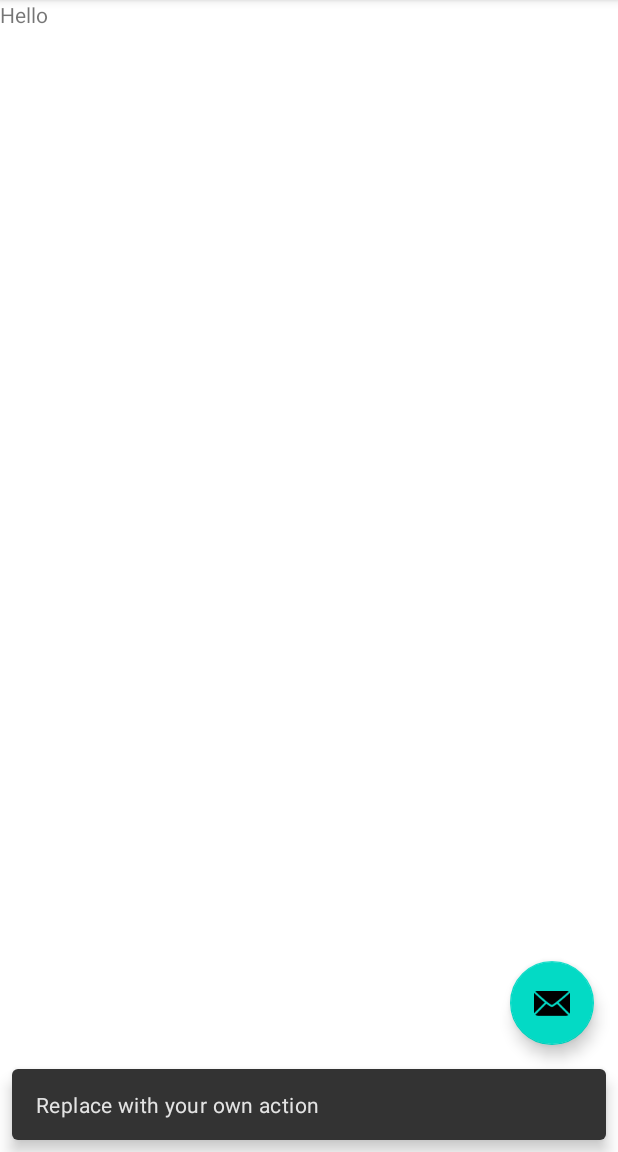
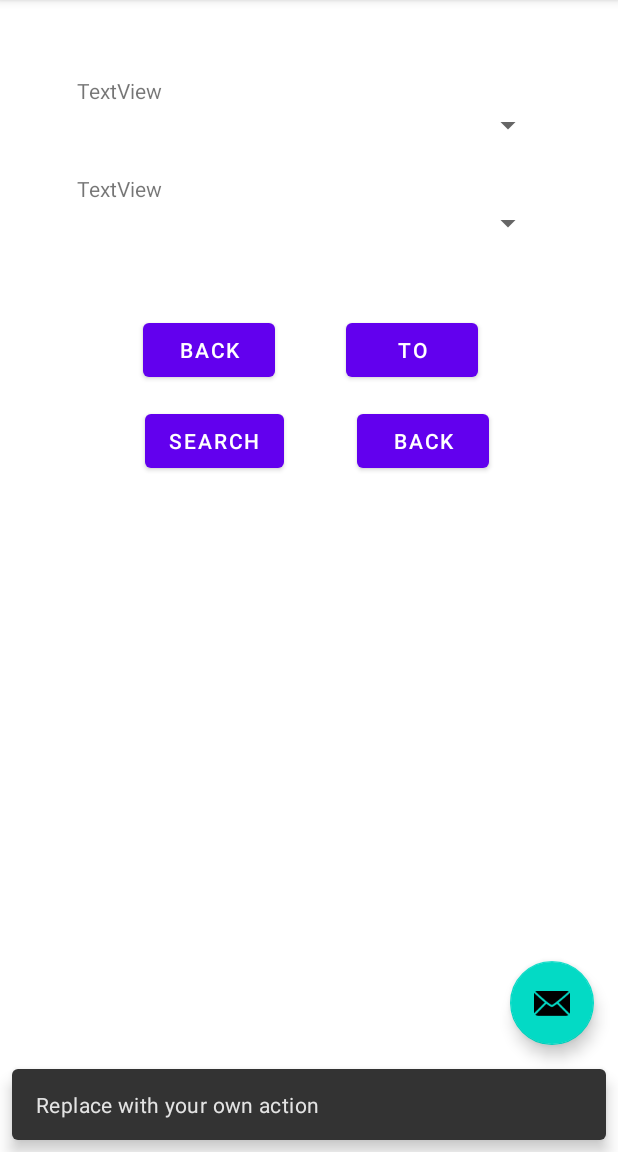
Before and after one commit to Kenton1989/ScanIn, an Android app: the HistoryFragment screen opened through its navigation route, after a tap on an icon or button, on a phone screen of 412 x 824 dp, the part 84-1236 px from its top. Run offline under Robolectric (Android 15) with nearby library versions, the phone set to English and light mode, and no system bars.

Commit message:
added history page

```diff
--- a/android_john/app/src/main/res/layout/history_fragment.xml
+++ b/android_john/app/src/main/res/layout/history_fragment.xml
@@ -1,13 +1,133 @@
 <?xml version="1.0" encoding="utf-8"?>
-<FrameLayout xmlns:android="http://schemas.android.com/apk/res/android"
+<LinearLayout xmlns:android="http://schemas.android.com/apk/res/android"
+    xmlns:app="http://schemas.android.com/apk/res-auto"
     xmlns:tools="http://schemas.android.com/tools"
     android:layout_width="match_parent"
     android:layout_height="match_parent"
+    android:orientation="vertical"
     tools:context=".ui.admin.HistoryFragment">
 
-    <TextView
+    <androidx.constraintlayout.widget.ConstraintLayout
         android:layout_width="match_parent"
-        android:layout_height="match_parent"
-        android:text="Hello" />
+        android:layout_height="377dp">
 
-</FrameLayout>
+        <LinearLayout
+            android:layout_width="311dp"
+            android:layout_height="276dp"
+            android:layout_marginStart="51dp"
+            android:layout_marginLeft="51dp"
+            android:layout_marginTop="32dp"
+            android:layout_marginEnd="50dp"
+            android:layout_marginRight="50dp"
+            android:layout_marginBottom="32dp"
+            android:orientation="vertical"
+            app:layout_constraintBottom_toBottomOf="parent"
+            app:layout_constraintEnd_toEndOf="parent"
+            app:layout_constraintStart_toStartOf="parent"
+            app:layout_constraintTop_toTopOf="parent">
+
+            <LinearLayout
+                android:layout_width="match_parent"
+                android:layout_height="65dp"
+                android:orientation="horizontal">
+
+                <TextView
+                    android:id="@+id/textView2"
+                    android:layout_width="match_parent"
+                    android:layout_height="match_parent"
+                    android:layout_weight="1"
+                    android:text="TextView" />
+
+                <Spinner
+                    android:id="@+id/spinner2"
+                    android:layout_width="match_parent"
+                    android:layout_height="match_parent"
+                    android:layout_weight="1" />
+            </LinearLayout>
+
+            <LinearLayout
+                android:layout_width="match_parent"
+                android:layout_height="65dp"
+                android:orientation="horizontal">
+
+                <TextView
+                    android:id="@+id/textView3"
+                    android:layout_width="match_parent"
+                    android:layout_height="match_parent"
+                    android:layout_weight="1"
+                    android:text="TextView" />
+
+                <Spinner
+                    android:id="@+id/spinner3"
+                    android:layout_width="match_parent"
+                    android:layout_height="match_parent"
+                    android:layout_weight="1" />
+            </LinearLayout>
+
+            <androidx.constraintlayout.widget.ConstraintLayout
+                android:layout_width="match_parent"
+                android:layout_height="match_parent">
+
+                <Button
+                    android:id="@+id/button"
+                    android:layout_width="wrap_content"
+                    android:layout_height="wrap_content"
+                    android:layout_marginStart="44dp"
+                    android:layout_marginLeft="44dp"
+                    android:layout_marginTop="28dp"
+                    android:text="Back"
+                    app:layout_constraintStart_toStartOf="parent"
+                    app:layout_constraintTop_toTopOf="parent" />
+
+                <Button
+                    android:id="@+id/button2"
+                    android:layout_width="wrap_content"
+                    android:layout_height="wrap_content"
+                    android:layout_marginStart="47dp"
+                    android:layout_marginLeft="47dp"
+                    android:layout_marginTop="28dp"
+                    android:layout_marginEnd="33dp"
+                    android:layout_marginRight="33dp"
+                    android:text="To"
+                    app:layout_constraintEnd_toEndOf="parent"
+                    app:layout_constraintHorizontal_bias="0.0"
+                    app:layout_constraintStart_toEndOf="@+id/button"
+                    app:layout_constraintTop_toTopOf="parent" />
+
+                <Button
+                    android:id="@+id/button3"
+                    android:layout_width="wrap_content"
+                    android:layout_height="wrap_content"
+                    android:layout_marginStart="45dp"
+                    android:layout_marginLeft="45dp"
+                    android:layout_marginTop="13dp"
+                    android:layout_marginBottom="9dp"
+                    android:text="Search"
+                    app:layout_constraintBottom_toBottomOf="parent"
+                    app:layout_constraintStart_toStartOf="parent"
+                    app:layout_constraintTop_toBottomOf="@+id/button" />
+
+                <Button
+                    android:id="@+id/button4"
+                    android:layout_width="wrap_content"
+                    android:layout_height="wrap_content"
+                    android:layout_marginStart="46dp"
+                    android:layout_marginLeft="46dp"
+                    android:layout_marginTop="13dp"
+                    android:layout_marginEnd="34dp"
+                    android:layout_marginRight="34dp"
+                    android:layout_marginBottom="9dp"
+                    android:text="Back"
+                    app:layout_constraintBottom_toBottomOf="parent"
+                    app:layout_constraintEnd_toEndOf="parent"
+                    app:layout_constraintStart_toEndOf="@+id/button3"
+                    app:layout_constraintTop_toBottomOf="@+id/button2" />
+            </androidx.constraintlayout.widget.ConstraintLayout>
+        </LinearLayout>
+    </androidx.constraintlayout.widget.ConstraintLayout>
+
+    <ListView
+        android:id="@+id/record_list"
+        android:layout_width="match_parent"
+        android:layout_height="match_parent" />
+</LinearLayout>
```
